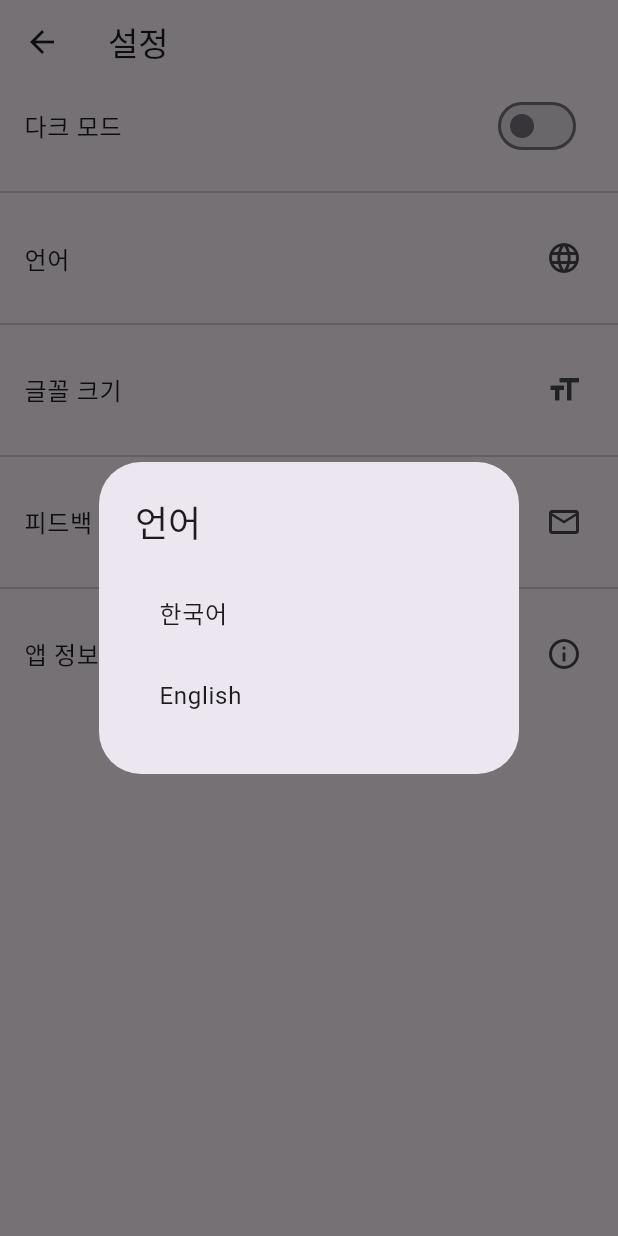
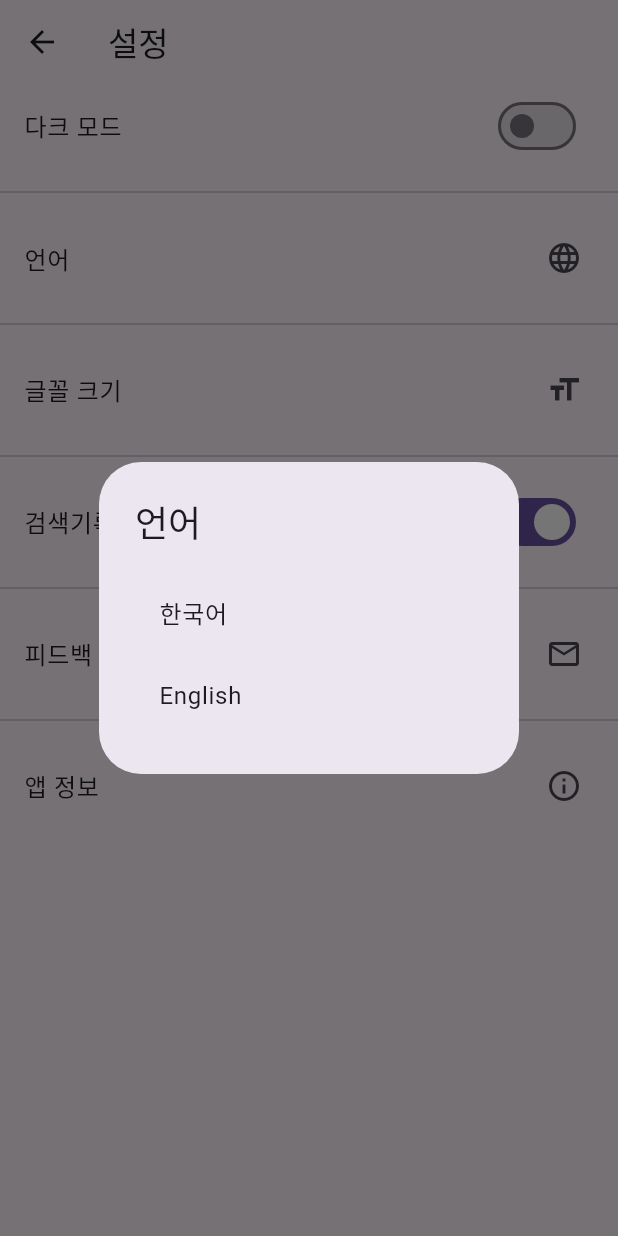
Before and after one commit to HDMS638/ChemS, a Flutter app: the SettingsPage screen opened directly, after a tap on "언어", on a phone screen of 412 x 824 dp. Run offline on Flutter 3.47's test engine with Material 3 defaults, Android fonts, the light colour scheme and no system bars; our stand-ins replace camera, package_info_plus, shared_preferences; missing offline and left inert: google_mlkit_text_recognition; accounts and stored records are empty; generated files the repository leaves out were written again.

Commit message:
5/27 수정본

```diff
--- a/lib/main.dart
+++ b/lib/main.dart
@@ -10,6 +10,7 @@
 import 'pages/favorites_page.dart';
 import 'pages/settings_page.dart';
 import 'pages/home_page.dart';
+import 'package:chems/providers/search_history_provider.dart';
 
 void main() {
   runApp(
@@ -18,6 +19,7 @@
         ChangeNotifierProvider(create: (_) => ThemeProvider()),
         ChangeNotifierProvider(create: (_) => LocaleProvider()),
         ChangeNotifierProvider(create: (_) => FontProvider()),
+        ChangeNotifierProvider(create: (_) => SearchHistoryProvider()),
       ],
       child: const ChemSApp(),
     ),
@@ -37,7 +39,7 @@
       builder: (context, child) {
         return MediaQuery(
           data: MediaQuery.of(context).copyWith(
-            textScaleFactor: fontProvider.fontScale,
+            textScaler: TextScaler.linear(fontProvider.fontScale),
           ),
           child: child!,
         );
--- a/lib/pages/settings_page.dart
+++ b/lib/pages/settings_page.dart
@@ -1,6 +1,7 @@
 import 'package:flutter/material.dart';
 import 'package:provider/provider.dart';
 import 'package:package_info_plus/package_info_plus.dart';
+import 'package:shared_preferences/shared_preferences.dart';
 import 'package:flutter_gen/gen_l10n/app_localizations.dart';
 
 import '../providers/theme_provider.dart';
@@ -8,13 +9,42 @@ import '../providers/locale_provider.dart';
 import '../providers/font_provider.dart';
 import '../utils/email_launcher.dart';
 
-class SettingsPage extends StatelessWidget {
+class SettingsPage extends StatefulWidget {
   const SettingsPage({super.key});
+
+  @override
+  State<SettingsPage> createState() => _SettingsPageState();
+}
+
+class _SettingsPageState extends State<SettingsPage> {
+  bool _isHistoryEnabled = true;
+
+  @override
+  void initState() {
+    super.initState();
+    _loadHistorySetting();
+  }
+
+  Future<void> _loadHistorySetting() async {
+    final prefs = await SharedPreferences.getInstance();
+    final enabled = prefs.getBool('saveSearchHistory') ?? true;
+    setState(() {
+      _isHistoryEnabled = enabled;
+    });
+  }
+
+  Future<void> _toggleHistory(bool value) async {
+    final prefs = await SharedPreferences.getInstance();
+    await prefs.setBool('saveSearchHistory', value);
+    setState(() {
+      _isHistoryEnabled = value;
+    });
+  }
 
   @override
   Widget build(BuildContext context) {
     final themeProvider = Provider.of<ThemeProvider>(context);
-    final fontProvider = Provider.of<FontProvider>(context); // ✅ 폰트 provider
+    final fontProvider = Provider.of<FontProvider>(context);
     final local = AppLocalizations.of(context)!;
 
     return Scaffold(
@@ -25,9 +55,7 @@ class SettingsPage extends StatelessWidget {
           SwitchListTile(
             title: Text(local.darkMode),
             value: themeProvider.isDarkMode,
-            onChanged: (value) {
-              themeProvider.toggleTheme(value);
-            },
+            onChanged: themeProvider.toggleTheme,
           ),
 
           const Divider(thickness: 1, height: 32),
@@ -89,15 +117,22 @@ class SettingsPage extends StatelessWidget {
                         max: 1.5,
                         divisions: 7,
                         label: fontProvider.fontScale.toStringAsFixed(1),
-                        onChanged: (value) {
-                          fontProvider.setFontScale(value);
-                        },
+                        onChanged: fontProvider.setFontScale,
                       ),
                     ],
                   ),
                 ),
               );
             },
+          ),
+
+          const Divider(thickness: 1, height: 32),
+
+          // 📜 검색기록 저장 여부
+          SwitchListTile(
+            title: const Text("검색기록 저장"),
+            value: _isHistoryEnabled,
+            onChanged: _toggleHistory,
           ),
 
           const Divider(thickness: 1, height: 32),
--- /dev/null
+++ b/lib/providers/search_history_provider.dart
@@ -0,0 +1,25 @@
+import 'package:flutter/material.dart';
+import 'package:shared_preferences/shared_preferences.dart';
+
+class SearchHistoryProvider with ChangeNotifier {
+  bool _isEnabled = true;
+
+  bool get isEnabled => _isEnabled;
+
+  SearchHistoryProvider() {
+    _loadSetting();
+  }
+
+  Future<void> _loadSetting() async {
+    final prefs = await SharedPreferences.getInstance();
+    _isEnabled = prefs.getBool('saveSearchHistory') ?? true;
+    notifyListeners();
+  }
+
+  Future<void> toggle(bool value) async {
+    _isEnabled = value;
+    final prefs = await SharedPreferences.getInstance();
+    await prefs.setBool('saveSearchHistory', value);
+    notifyListeners();
+  }
+}
--- a/lib/services/favorite_service.dart
+++ b/lib/services/favorite_service.dart
@@ -2,6 +2,7 @@
 import 'dart:convert';
 import 'package:shared_preferences/shared_preferences.dart';
 import '../models/favorite_item.dart';
+import 'dart:developer';
 
 class FavoriteService {
   static const _key = 'favorites';
@@ -39,7 +40,7 @@ class FavoriteService {
         return [];
       }
     } catch (e) {
-      print('❌ 즐겨찾기 로드 오류: $e');
+      log('❌ 즐겨찾기 로드 오류: $e', name: 'FavoriteService');
       return [];
     }
   }
--- a/lib/utils/chemical_extractor.dart
+++ b/lib/utils/chemical_extractor.dart
@@ -1,4 +1,4 @@
-// lib/utils/chemical_extractor.dart
+import 'package:flutter/foundation.dart'; // kDebugMode 사용
 
 /// OCR 인식 텍스트를 보정 (문자 대체, 특수문자 제거 등)
 String fixOcrText(String text) {
@@ -19,7 +19,9 @@ String extractChemicalFormula(String rawText) {
   for (final line in lines) {
     final cleaned = fixOcrText(line);
     if (regex.hasMatch(cleaned)) {
-      print('🧪 추출된 화학식 후보: $cleaned');
+      if (kDebugMode) {
+        print('🧪 추출된 화학식 후보: $cleaned');
+      }
       return cleaned;
     }
   }
```
Also changed, not shown: lib/pages/camera_page.dart (+7 -4 lines), lib/pages/search_result_page.dart (+25 -5 lines), 2 other files.
